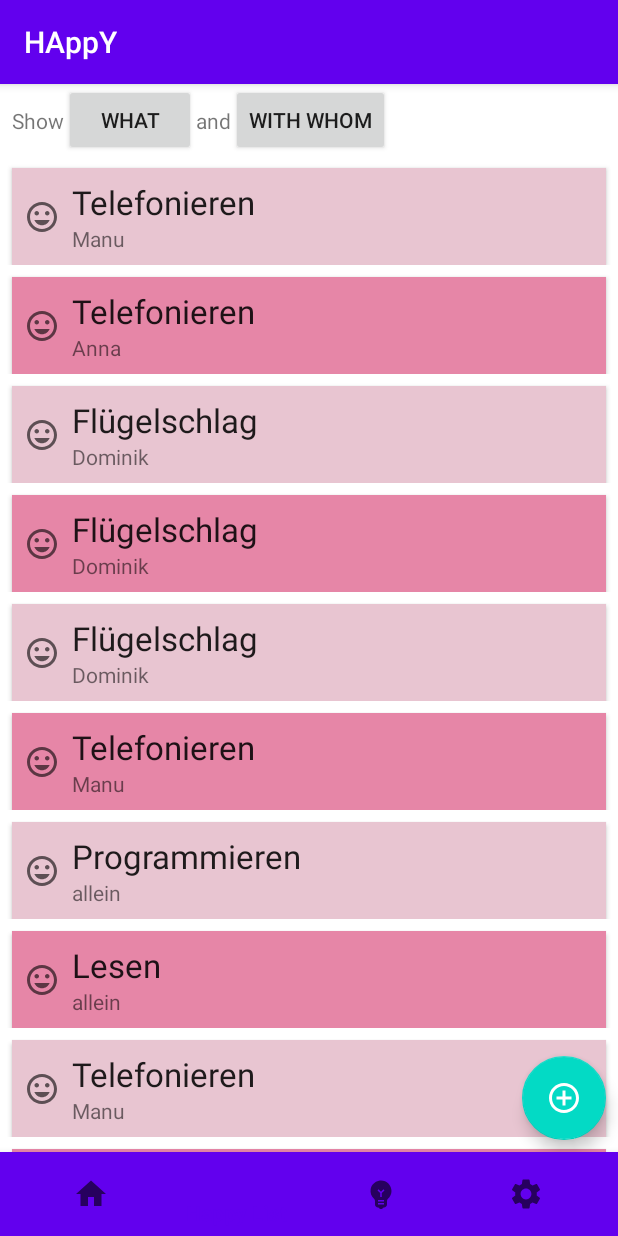
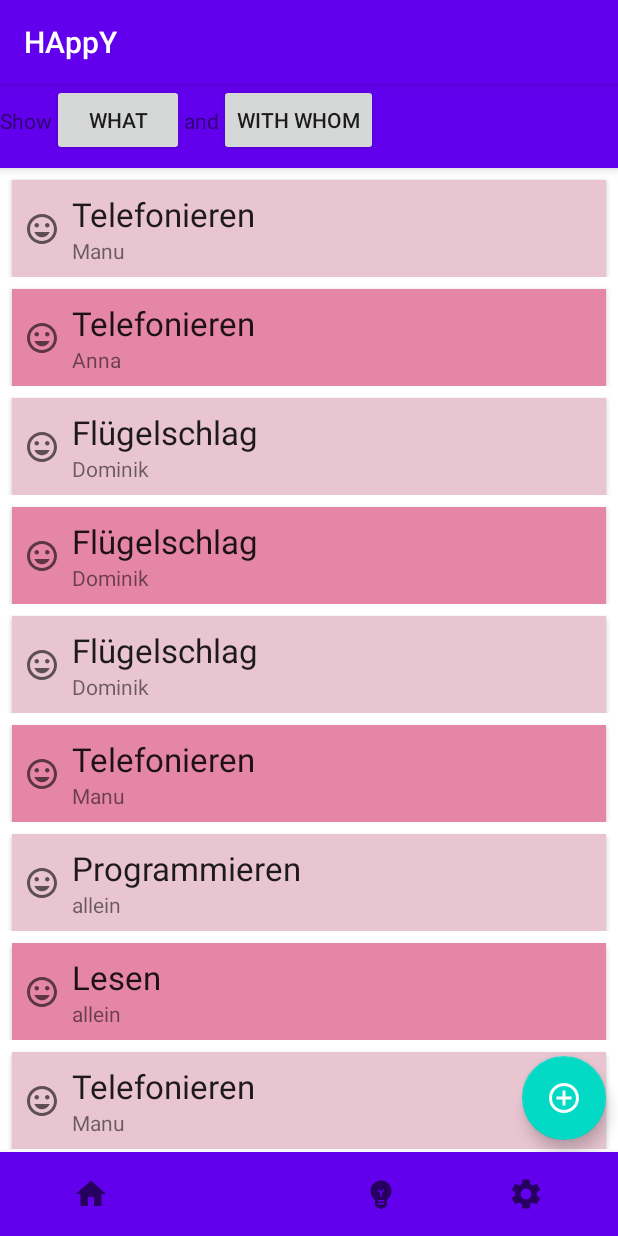
Before and after one commit to llblaschke/happy2, an Android app: the screen it shows after launch (MainActivity), item 2 of the bottom bar chosen, on a phone screen of 412 x 824 dp. Run offline under Robolectric (Android 15) with nearby library versions, the phone set to English and light mode, and no system bars; our stand-ins replace Room's generated code.

Commit message:
collapsing Toolbar! in happy list

```diff
--- a/app/src/main/res/layout/fragment_happy_list.xml
+++ b/app/src/main/res/layout/fragment_happy_list.xml
@@ -1,14 +1,33 @@
 <?xml version="1.0" encoding="utf-8"?>
-<androidx.constraintlayout.widget.ConstraintLayout xmlns:android="http://schemas.android.com/apk/res/android"
+<androidx.coordinatorlayout.widget.CoordinatorLayout xmlns:android="http://schemas.android.com/apk/res/android"
     xmlns:app="http://schemas.android.com/apk/res-auto"
     xmlns:tools="http://schemas.android.com/tools"
     android:id="@+id/layoutHappyList"
     android:layout_width="match_parent"
     android:layout_height="match_parent"
-    android:background="#FFFFFF"
     android:orientation="vertical"
     tools:context=".HappyListFragment">
 
+    <com.google.android.material.appbar.AppBarLayout
+        android:id="@+id/appBarLayout"
+        android:layout_width="match_parent"
+        android:layout_height="wrap_content">
+
+        <com.google.android.material.appbar.CollapsingToolbarLayout
+            android:id="@+id/collapsingToolbarLayout"
+            android:layout_width="match_parent"
+            android:layout_height="?attr/actionBarSize"
+            android:background="?attr/colorPrimary"
+            app:layout_scrollFlags="scroll|enterAlways">
+
+            <androidx.constraintlayout.widget.ConstraintLayout
+                android:id="@+id/constraintLayout"
+                android:layout_width="match_parent"
+                android:layout_height="wrap_content"
+                android:visibility="visible"
+                app:layout_constraintBottom_toTopOf="@+id/nestedScrollView2"
+                app:layout_constraintStart_toStartOf="parent"
+                app:layout_constraintTop_toTopOf="parent">
 
                 <TextView
                     android:id="@+id/tvTopShow"
@@ -20,16 +39,6 @@
                     app:layout_constraintEnd_toEndOf="@+id/constraintLayout"
                     app:layout_constraintStart_toStartOf="parent"
                     app:layout_constraintTop_toTopOf="@+id/constraintLayout" />
-
-    <androidx.constraintlayout.widget.ConstraintLayout
-        android:id="@+id/constraintLayout"
-        android:layout_width="match_parent"
-        android:layout_height="wrap_content"
-        android:layout_marginStart="8dp"
-        android:visibility="visible"
-        app:layout_constraintBottom_toTopOf="@+id/nestedScrollView2"
-        app:layout_constraintStart_toStartOf="parent"
-        app:layout_constraintTop_toTopOf="parent">
 
                 <TextView
                     android:id="@+id/tvSortBy"
@@ -75,19 +84,19 @@
 
             </androidx.constraintlayout.widget.ConstraintLayout>
 
-    <androidx.core.widget.NestedScrollView
-        android:id="@+id/nestedScrollView2"
-        android:layout_width="match_parent"
-        android:layout_height="wrap_content"
-        android:fillViewport="true"
-        app:layout_constraintTop_toBottomOf="@+id/constraintLayout">
+        </com.google.android.material.appbar.CollapsingToolbarLayout>
+
+    </com.google.android.material.appbar.AppBarLayout>
+
+
 
     <androidx.recyclerview.widget.RecyclerView
         android:id="@+id/recyclerViewInList"
         android:layout_width="match_parent"
-            android:layout_height="wrap_content" />
+        android:layout_height="wrap_content"
+        tools:listitem="@layout/list_row"
+        app:layout_behavior = "@string/appbar_scrolling_view_behavior"/>
 
-    </androidx.core.widget.NestedScrollView>
 
     <com.google.android.material.floatingactionbutton.FloatingActionButton
         android:id="@+id/btnAddInList"
@@ -98,8 +107,10 @@
         android:clickable="true"
         android:src="@drawable/ic_add_white"
         android:visibility="visible"
+        app:layout_anchor="@+id/recyclerViewInList"
+        app:layout_anchorGravity="end|bottom"
         app:layout_constraintBottom_toBottomOf="parent"
         app:layout_constraintEnd_toEndOf="parent" />
 
 
-</androidx.constraintlayout.widget.ConstraintLayout>
+</androidx.coordinatorlayout.widget.CoordinatorLayout>
```
Lines whose indentation alone changed are shown as unchanged.
